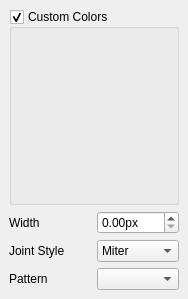
First picture: the form in src/dialogs/dock/dock_knot_display.ui, repository mbasaglia/Knotter, before the edit.
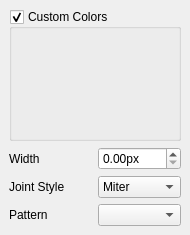
Second picture: the form after the edit. Icons and pictures are not drawn. Custom widgets are drawn as their Qt base class.

```diff
--- a/src/dialogs/dock/dock_knot_display.ui
+++ b/src/dialogs/dock/dock_knot_display.ui
@@ -1,72 +1,38 @@
 <?xml version="1.0" encoding="UTF-8"?>
 <ui version="4.0">
  <class>Dock_Knot_Display</class>
- <widget class="QWidget" name="Dock_Knot_Display">
+ <widget class="QDockWidget" name="Dock_Knot_Display">
   <property name="geometry">
    <rect>
     <x>0</x>
     <y>0</y>
-    <width>188</width>
-    <height>299</height>
+    <width>190</width>
+    <height>235</height>
    </rect>
   </property>
   <property name="windowTitle">
    <string>Appearance</string>
   </property>
-  <property name="windowIcon">
-   <iconset theme="format-fill-color">
-    <normaloff/>
-   </iconset>
-  </property>
-  <widget class="QWidget" name="central_widget" native="true">
+  <widget class="QScrollArea" name="scrollArea">
+   <property name="frameShape">
+    <enum>QFrame::NoFrame</enum>
+   </property>
+   <property name="horizontalScrollBarPolicy">
+    <enum>Qt::ScrollBarAlwaysOff</enum>
+   </property>
+   <property name="widgetResizable">
+    <bool>true</bool>
+   </property>
+   <widget class="QWidget" name="scrollAreaWidgetContents">
    <property name="geometry">
     <rect>
-     <x>9</x>
-     <y>9</y>
-     <width>170</width>
-     <height>281</height>
-    </rect>
-   </property>
-   <layout class="QGridLayout" name="gridLayout_2">
-    <item row="0" column="0" colspan="2">
-     <widget class="QGroupBox" name="check_custom_colors">
-      <property name="title">
-       <string>Custom Colors</string>
-      </property>
-      <property name="checkable">
-       <bool>true</bool>
-      </property>
-      <layout class="QGridLayout" name="gridLayout">
-       <item row="0" column="0">
-        <widget class="Color_List_Widget" name="list_colors"/>
-       </item>
-      </layout>
-     </widget>
-    </item>
-    <item row="1" column="0">
-     <widget class="QLabel" name="label">
-      <property name="text">
-       <string>Width</string>
-      </property>
-     </widget>
-    </item>
-    <item row="1" column="1">
-     <widget class="QDoubleSpinBox" name="spin_width">
-      <property name="suffix">
-       <string>px</string>
-      </property>
-      <property name="maximum">
-       <double>128.000000000000000</double>
-      </property>
-     </widget>
-    </item>
-    <item row="2" column="0">
-     <widget class="QLabel" name="label_2">
-      <property name="text">
-       <string>Joint Style</string>
-      </property>
-     </widget>
-    </item>
+      <x>0</x>
+      <y>0</y>
+      <width>176</width>
+      <height>249</height>
+     </rect>
+    </property>
+    <layout class="QGridLayout" name="gridLayout_3">
     <item row="2" column="1">
      <widget class="QComboBox" name="combo_joint">
       <property name="currentIndex">
@@ -104,10 +70,20 @@
       </item>
      </widget>
     </item>
-    <item row="3" column="0">
-     <widget class="QLabel" name="label_3">
+     <item row="1" column="0">
+      <widget class="QLabel" name="label">
       <property name="text">
-       <string>Pattern</string>
+        <string>Width</string>
+       </property>
+      </widget>
+     </item>
+     <item row="1" column="1">
+      <widget class="QDoubleSpinBox" name="spin_width">
+       <property name="suffix">
+        <string>px</string>
+       </property>
+       <property name="maximum">
+        <double>128.000000000000000</double>
       </property>
      </widget>
     </item>
@@ -121,7 +97,37 @@
       </property>
      </widget>
     </item>
-   </layout>
+     <item row="3" column="0">
+      <widget class="QLabel" name="label_3">
+       <property name="text">
+        <string>Pattern</string>
+       </property>
+      </widget>
+     </item>
+     <item row="2" column="0">
+      <widget class="QLabel" name="label_2">
+       <property name="text">
+        <string>Joint Style</string>
+       </property>
+      </widget>
+     </item>
+     <item row="0" column="0" colspan="2">
+      <widget class="QGroupBox" name="check_custom_colors">
+       <property name="title">
+        <string>Custom Colors</string>
+       </property>
+       <property name="checkable">
+        <bool>true</bool>
+       </property>
+       <layout class="QGridLayout" name="gridLayout">
+        <item row="0" column="0">
+         <widget class="Color_List_Widget" name="list_colors"/>
+        </item>
+       </layout>
+      </widget>
+     </item>
+    </layout>
+   </widget>
   </widget>
  </widget>
  <customwidgets>
```
Left out of the diff: 3 changed lines with no effect on the pictures. Lines whose indentation alone changed are shown as unchanged.
